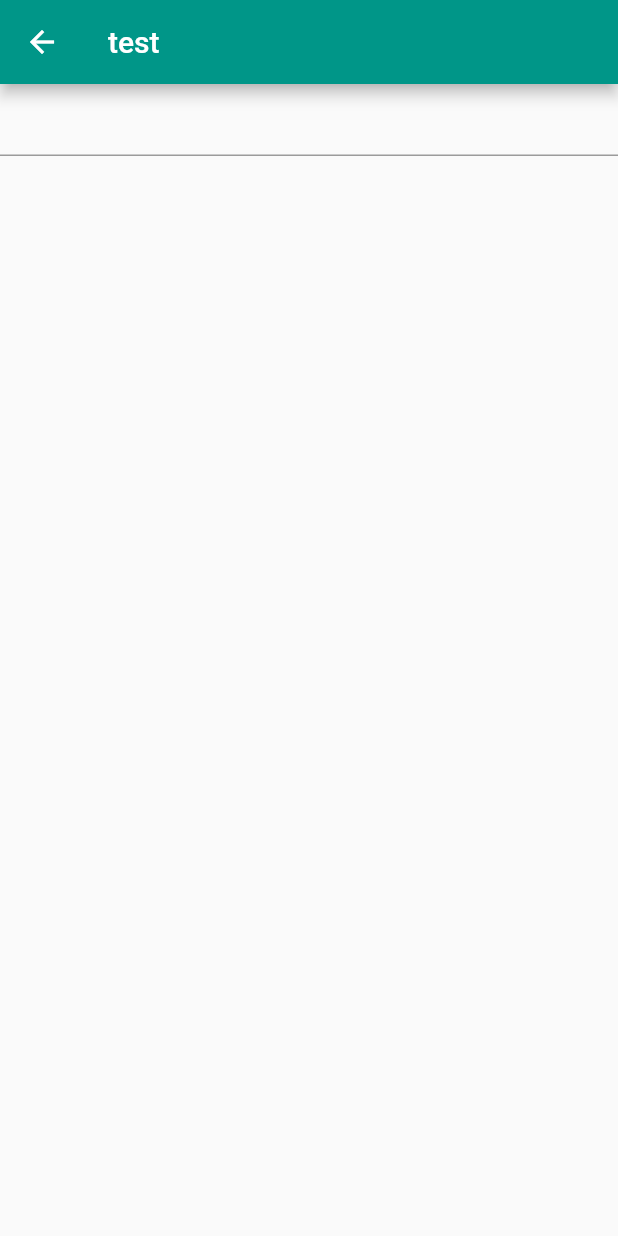
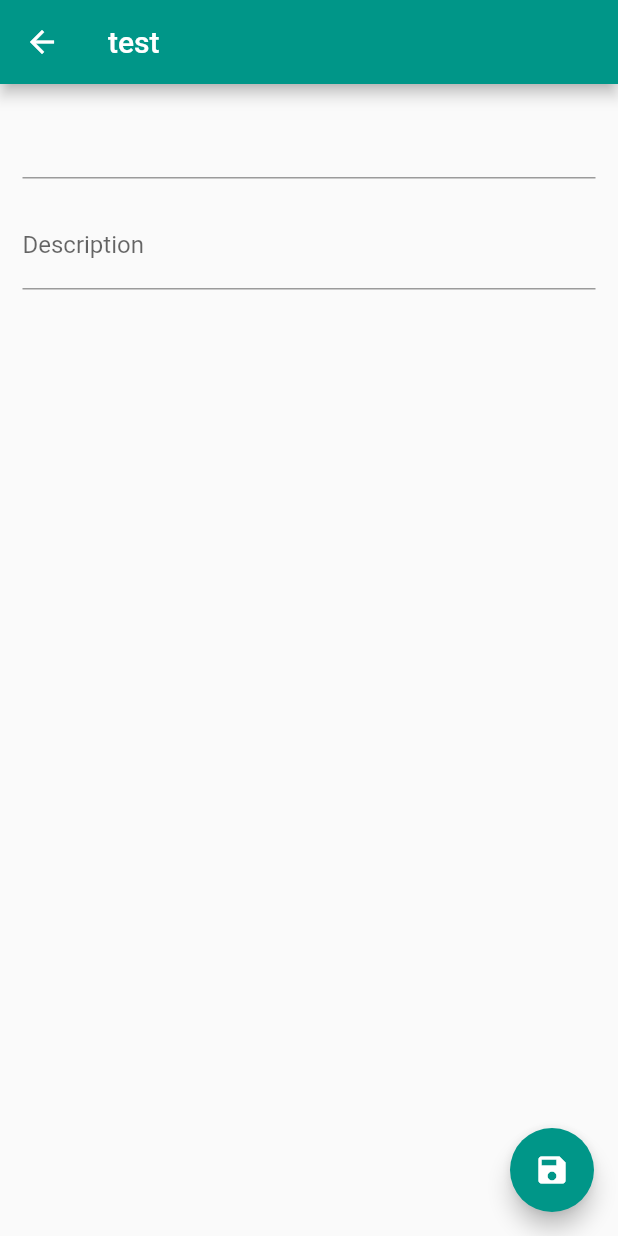
Before and after one commit to robin1996/flutter_task_manager, a Flutter app: the ToDoViewPage screen opened directly, on a phone screen of 412 x 824 dp. Run offline on Flutter 3.47's test engine with Material 2 defaults, Android fonts, the phone set to English and light mode, and no system bars; Roboto replaces fonts that are missing (VarelaRound).

Commit message:
Add UI elements

```diff
--- a/lib/main.dart
+++ b/lib/main.dart
@@ -239,7 +239,31 @@ class _ToDoViewPageState extends State<ToDoViewPage> {
       appBar: AppBar(
         title: Text("test"),
       ),
-      body: TextField(
+      body: Column(children: <Widget>[
+        Container(
+          child: TextField(
+            cursorColor: Colors.black,
+          ),
+          padding: EdgeInsets.all(15.0),
+        ),
+        Flexible(
+          child: Container(
+            padding: EdgeInsets.only(left: 15.0, right: 15.0, bottom: 15.0),
+            child: TextField(
+              maxLines: null,
+              keyboardType: TextInputType.multiline,
+              decoration: InputDecoration(
+                labelText: "Description",
+              ),
+            ),
+          ),
+        ),
+      ]),
+      floatingActionButton: FloatingActionButton(
+        onPressed: () {
+
+        },
+        child: Icon(Icons.save)
       ),
     );
   }
```
